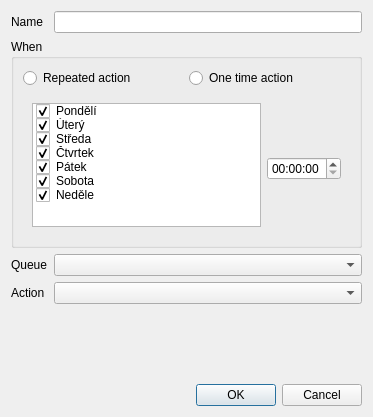
Before: the Qt Designer form src/ScheduledActionDlg.ui in LubosD/fatrat, drawn with Qt 5.
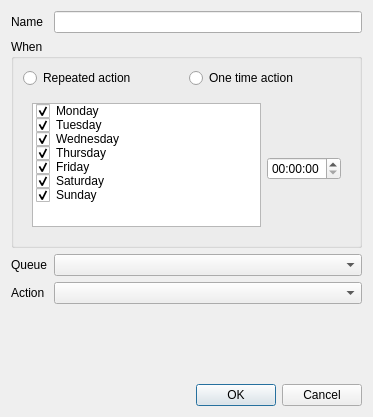
After: the same form once the commit is applied.

```diff
--- a/src/ScheduledActionDlg.ui
+++ b/src/ScheduledActionDlg.ui
@@ -61,7 +61,7 @@
             </property>
             <item>
              <property name="text">
-              <string>Pondělí</string>
+              <string>Monday</string>
              </property>
              <property name="checkState">
               <enum>Checked</enum>
@@ -72,7 +72,7 @@
             </item>
             <item>
              <property name="text">
-              <string>Úterý</string>
+              <string>Tuesday</string>
              </property>
              <property name="checkState">
               <enum>Checked</enum>
@@ -83,7 +83,7 @@
             </item>
             <item>
              <property name="text">
-              <string>Středa</string>
+              <string>Wednesday</string>
              </property>
              <property name="checkState">
               <enum>Checked</enum>
@@ -94,7 +94,7 @@
             </item>
             <item>
              <property name="text">
-              <string>Čtvrtek</string>
+              <string>Thursday</string>
              </property>
              <property name="checkState">
               <enum>Checked</enum>
@@ -105,7 +105,7 @@
             </item>
             <item>
              <property name="text">
-              <string>Pátek</string>
+              <string>Friday</string>
              </property>
              <property name="checkState">
               <enum>Checked</enum>
@@ -116,7 +116,7 @@
             </item>
             <item>
              <property name="text">
-              <string>Sobota</string>
+              <string>Saturday</string>
              </property>
              <property name="checkState">
               <enum>Checked</enum>
@@ -127,7 +127,7 @@
             </item>
             <item>
              <property name="text">
-              <string>Neděle</string>
+              <string>Sunday</string>
              </property>
              <property name="checkState">
               <enum>Checked</enum>
```
